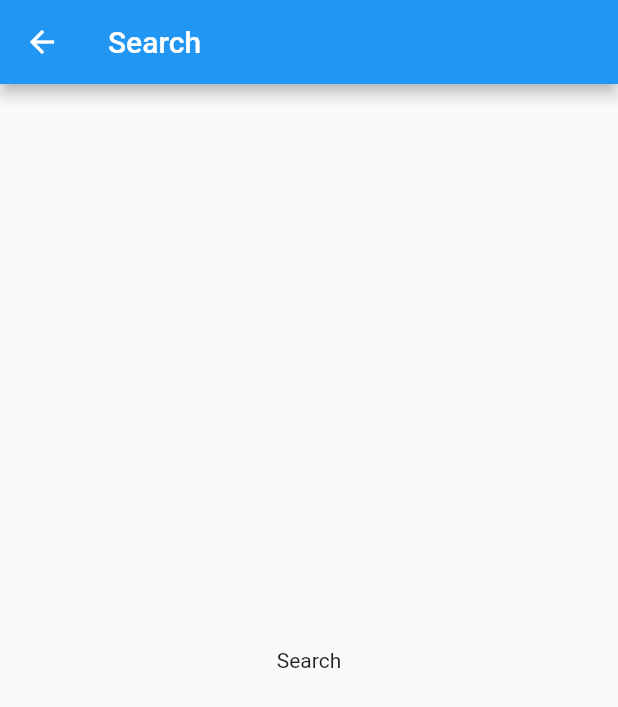
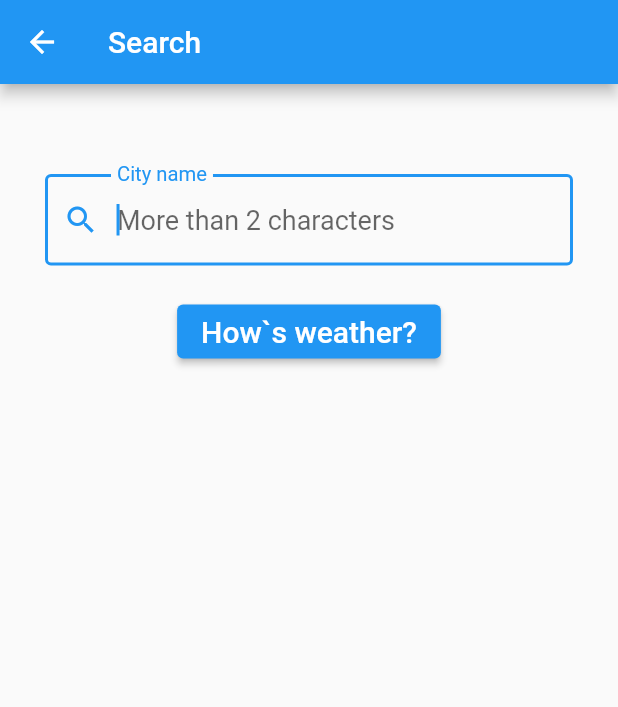
Before and after one commit to tihorskiialeks/weather1.1, a Flutter app: the SearchPage screen opened directly, on a phone screen of 412 x 824 dp. Shown: the top 707 px of the screen. Run offline on Flutter 3.47's test engine with Material 2 defaults, Android fonts, the phone set to English and light mode, and no system bars; our stand-ins replace equatable, flutter_dotenv.

Commit message:
creating search page
and navigation form homepage

```diff
--- a/lib/pages/home_page.dart
+++ b/lib/pages/home_page.dart
@@ -2,6 +2,7 @@ import 'package:flutter/cupertino.dart';
 import 'package:flutter/material.dart';
 import 'package:provider/provider.dart';
 import 'package:http/http.dart' as http;
+import 'package:weather1/pages/search_page.dart';
 import 'package:weather1/providers/weather_provider.dart';
 import '../services/weather_api_services.dart';
 import '../repositories/weather_repository.dart';
@@ -14,12 +15,24 @@ class HomePage extends StatefulWidget {
 }
 
 class _HomePageState extends State<HomePage> {
+  String? _city;
 
   @override
   Widget build(BuildContext context) {
     return Scaffold(
       appBar: AppBar(
         title: const Text('Weather'),
+        actions: [
+          IconButton(
+              onPressed: () async {
+                _city = await Navigator.push(context,
+                    MaterialPageRoute(builder: (context) {
+                  return SearchPage();
+                }));
+                print(_city);
+              },
+              icon: Icon(Icons.search)),
+        ],
       ),
       body: const Center(
         child: Text('home'),
--- a/lib/pages/search_page.dart
+++ b/lib/pages/search_page.dart
@@ -9,15 +9,68 @@ class SearchPage extends StatefulWidget {
 }
 
 class _SearchPageState extends State<SearchPage> {
+  final _formKey = GlobalKey<FormState>();
+  String? _city;
+  AutovalidateMode autovalidateMode = AutovalidateMode.disabled;
+
+  void _submit() {
+    setState(() {
+      autovalidateMode = AutovalidateMode.always;
+    });
+    final form = _formKey.currentState;
+    if (form != null && form.validate()) {
+      form.save();
+      Navigator.pop(context, _city!.trim());
+    }
+  }
+
   @override
   Widget build(BuildContext context) {
     return Scaffold(
-      appBar: AppBar(
-        title: const Text('Search'),
-      ),
-      body: const Center(
-        child: Text('Search'),
-      ),
-    );
+        appBar: AppBar(
+          title: const Text('Search'),
+        ),
+        body: Form(
+          key: _formKey,
+          autovalidateMode: autovalidateMode,
+          child: Column(
+            children: [
+              const SizedBox(
+                height: 60,
+              ),
+              Padding(
+                padding: EdgeInsets.symmetric(horizontal: 30),
+                child: TextFormField(
+                  autofocus: true,
+                  style: const TextStyle(fontSize: 18),
+                  decoration: const InputDecoration(
+                    labelText: 'City name',
+                    hintText: 'More than 2 characters',
+                    prefixIcon: Icon(Icons.search),
+                    border: OutlineInputBorder(),
+                  ),
+                  validator: (String? input) {
+                    if (input == null || input.trim().length < 2) {
+                      return 'City name must be at least two characters long';
+                    }
+                    return null;
+                  },
+                  onSaved: (String? input) {
+                    _city = input;
+                  },
+                ),
+              ),
+              const SizedBox(
+                height: 20,
+              ),
+              ElevatedButton(
+                  onPressed: _submit,
+                  child: const Text(
+                    'How`s weather?',
+                    style: TextStyle(fontSize: 20),
+                  ))
+            ],
+          ),
+        ));
   }
 }
```
